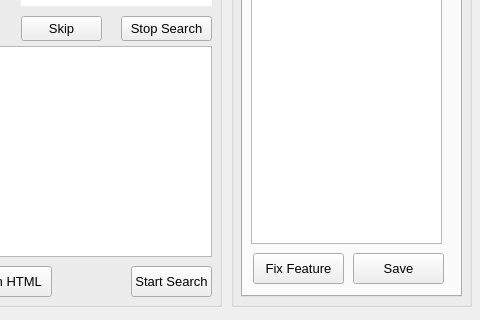
This is louis-html-analyzer/snapshotCompare.ui in trthanhquang/wayback-data-collector as Qt 5 draws it before an edit; both pictures show x 169 to 649 and y 224 to 544 of the 649 by 544 pixel window. The edited form follows.
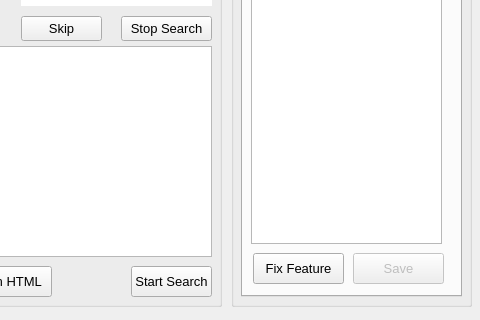
This is the edited form. The open tabs and pages were chosen to show the change.

```diff
--- a/louis-html-analyzer/snapshotCompare.ui
+++ b/louis-html-analyzer/snapshotCompare.ui
@@ -894,6 +894,9 @@
       </property>
      </widget>
      <widget class="QPushButton" name="reportSaveFeatureButton">
+      <property name="enabled">
+       <bool>false</bool>
+      </property>
       <property name="geometry">
        <rect>
         <x>110</x>
```
Left out of the diff: 5 changed lines with no effect on the pictures.
